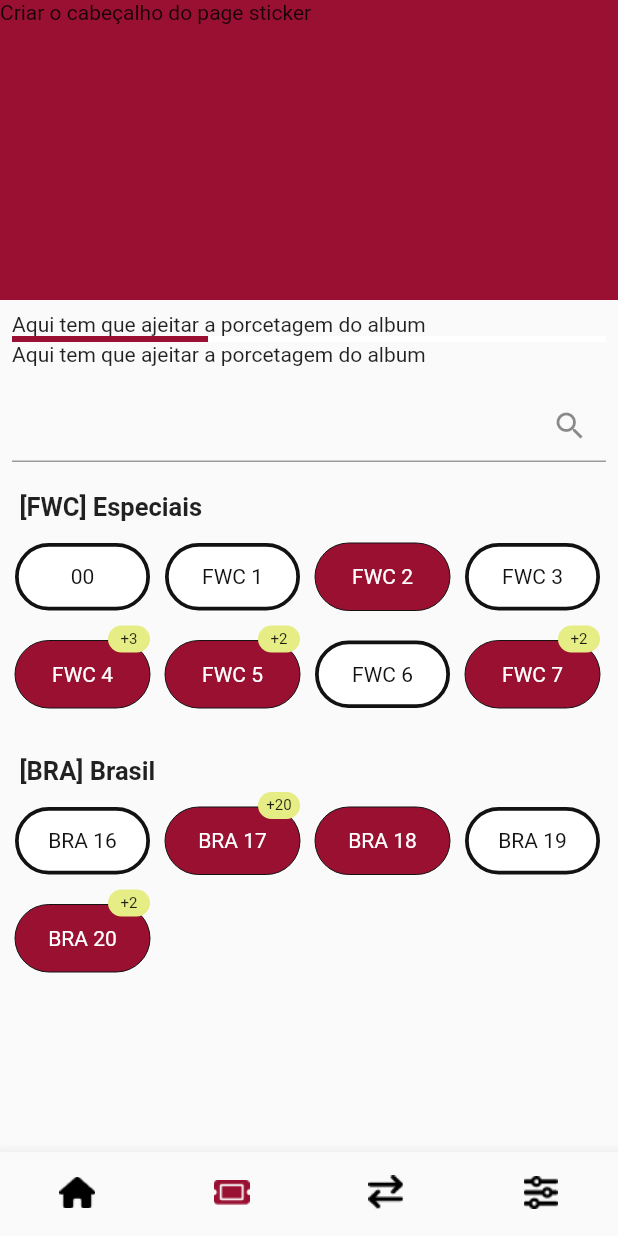
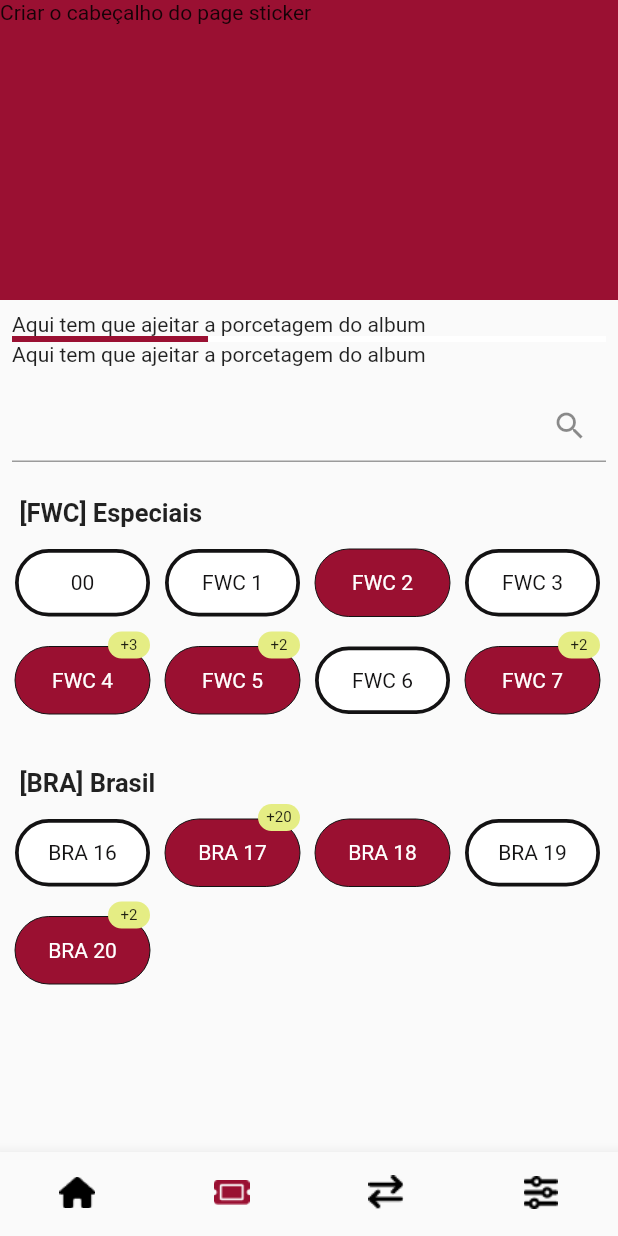
Before and after one commit to nataly-enne/sticker-swap, a Flutter app: the screen it shows after launch, item 2 of the bottom bar chosen, on a phone screen of 412 x 824 dp. Run offline on Flutter 3.47's test engine with Material 2 defaults, Android fonts, the phone set to English and light mode, and no system bars; our stand-ins replace dio, flutter_dotenv, flutter_modular, rxdart.

Commit message:
Espaçamento de grupos

```diff
--- a/client/lib/src/modules/sticker/presenter/sticker_screen.dart
+++ b/client/lib/src/modules/sticker/presenter/sticker_screen.dart
@@ -99,7 +99,7 @@ class _StickerScreenState extends ModularState<StickerScreen, StickerBloc> {
                  Row(
                    children: [
                      Padding(
-                       padding: const EdgeInsets.fromLTRB(8, 2, 0, 4),
+                       padding: const EdgeInsets.fromLTRB(8, 6, 0, 4),
                        child: Text(
                          GroupNamesUtils.names[i]!,
                          style: const TextStyle(
```
